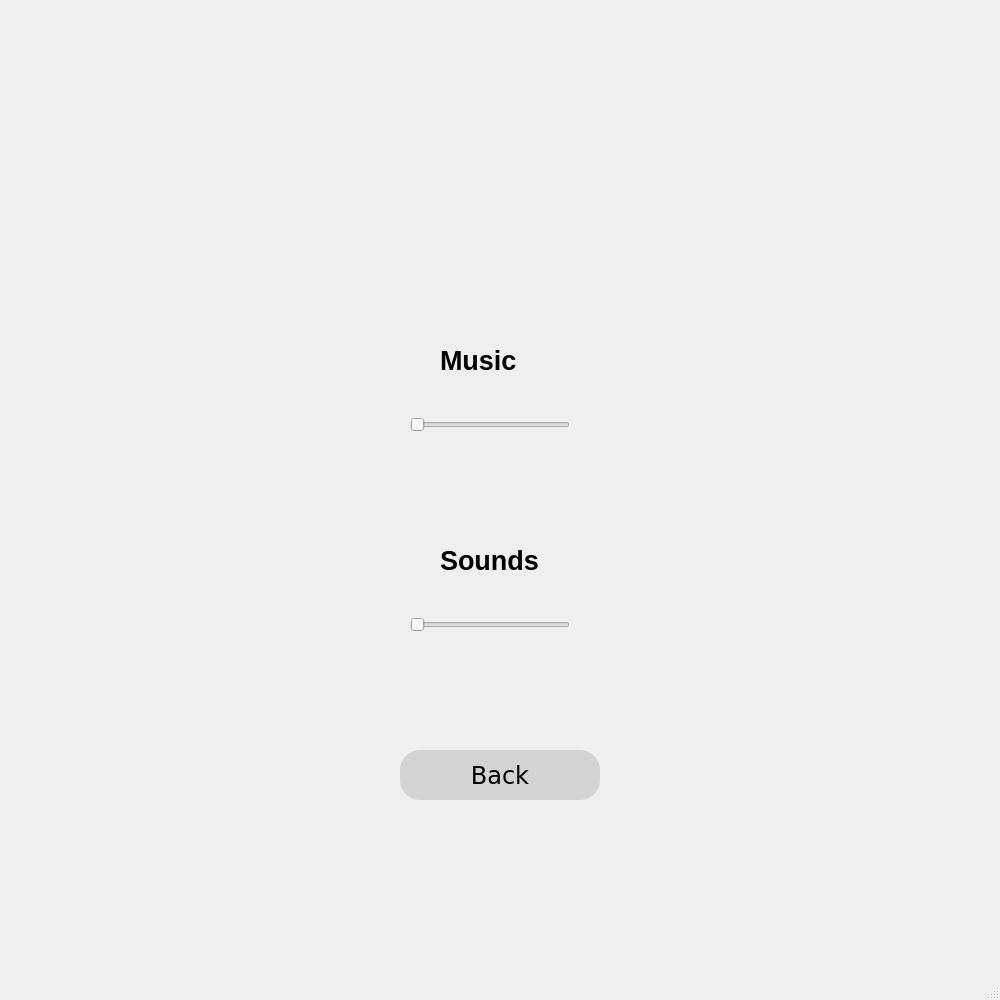
Qt form RoboArena2/MenuAssets/SettingsMenu.ui (Mesaying/Roboarena2023Team3) before a commit.
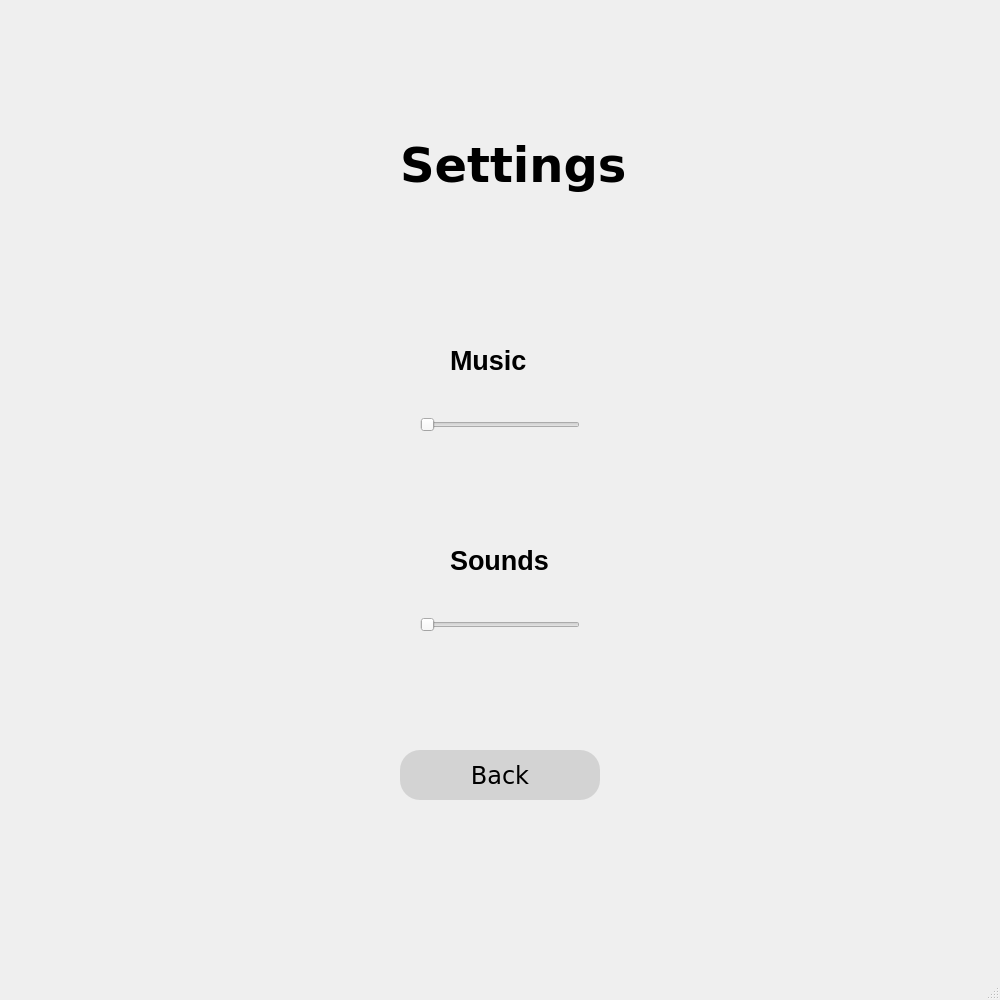
The same form after that commit.

Diff of the .ui file:
```diff
--- a/RoboArena2/MenuAssets/SettingsMenu.ui
+++ b/RoboArena2/MenuAssets/SettingsMenu.ui
@@ -50,7 +50,7 @@
    <widget class="QSlider" name="SoundSlider">
     <property name="geometry">
      <rect>
-      <x>410</x>
+      <x>420</x>
       <y>400</y>
       <width>160</width>
       <height>50</height>
@@ -63,7 +63,7 @@
    <widget class="QSlider" name="SoundSlider_2">
     <property name="geometry">
      <rect>
-      <x>410</x>
+      <x>420</x>
       <y>600</y>
       <width>160</width>
       <height>50</height>
@@ -76,7 +76,7 @@
    <widget class="QLabel" name="label">
     <property name="geometry">
      <rect>
-      <x>440</x>
+      <x>450</x>
       <y>330</y>
       <width>121</width>
       <height>61</height>
@@ -102,7 +102,7 @@
    <widget class="QLabel" name="label_2">
     <property name="geometry">
      <rect>
-      <x>440</x>
+      <x>450</x>
       <y>530</y>
       <width>121</width>
       <height>61</height>
@@ -125,6 +125,39 @@
      <bool>false</bool>
     </property>
    </widget>
+   <widget class="QLabel" name="coolHeader">
+    <property name="geometry">
+     <rect>
+      <x>400</x>
+      <y>100</y>
+      <width>301</width>
+      <height>131</height>
+     </rect>
+    </property>
+    <property name="font">
+     <font>
+      <family>Verdana</family>
+      <pointsize>36</pointsize>
+      <weight>75</weight>
+      <bold>true</bold>
+     </font>
+    </property>
+    <property name="styleSheet">
+     <string notr="true">Qlabel#coolHeader {
+    font-size: 24px;
+    font-family: &quot;Arial&quot;;
+    font-weight: bold;
+    color: #3366FF;
+    background-color: #F0F0F0;
+    padding: 10px;
+    border-radius: 5px;
+}
+</string>
+    </property>
+    <property name="text">
+     <string>Settings</string>
+    </property>
+   </widget>
   </widget>
   <widget class="QStatusBar" name="statusbar"/>
  </widget>
```
